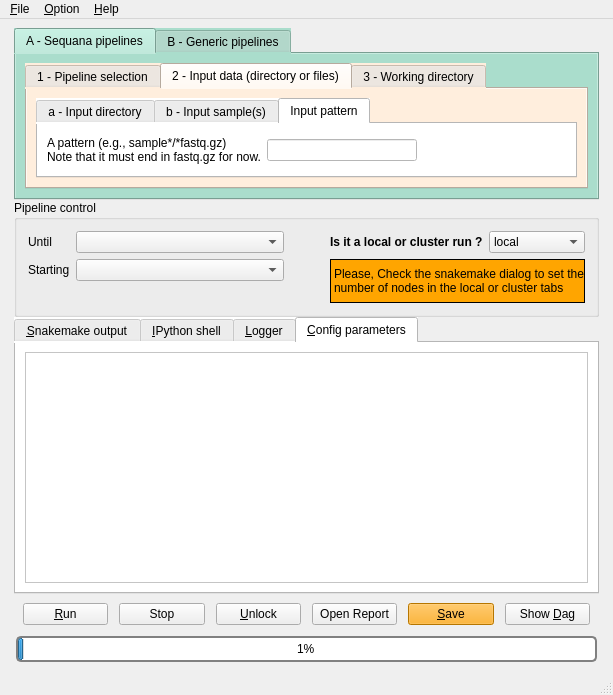
This is sequana/gui/mainwindow.ui in vladsaveliev/sequana as Qt 5 draws it before an edit. The edited form follows.
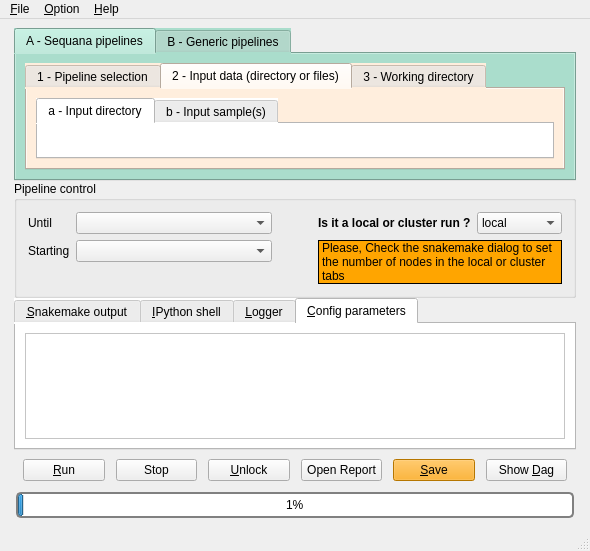
This is the edited form. The open tabs and pages were chosen to show the change.

Commit message: add pattern widgets + layout + toolstips

```diff
--- a/sequana/gui/mainwindow.ui
+++ b/sequana/gui/mainwindow.ui
@@ -6,8 +6,8 @@
    <rect>
     <x>0</x>
     <y>0</y>
-    <width>613</width>
-    <height>695</height>
+    <width>590</width>
+    <height>551</height>
    </rect>
   </property>
   <property name="sizePolicy">
@@ -47,7 +47,7 @@
       <item>
        <widget class="QTabWidget" name="tabs_pipeline">
         <property name="sizePolicy">
-         <sizepolicy hsizetype="Preferred" vsizetype="Fixed">
+         <sizepolicy hsizetype="Preferred" vsizetype="Preferred">
           <horstretch>0</horstretch>
           <verstretch>0</verstretch>
          </sizepolicy>
@@ -55,7 +55,7 @@
         <property name="minimumSize">
          <size>
           <width>0</width>
-          <height>118</height>
+          <height>151</height>
          </size>
         </property>
         <property name="toolTip">
@@ -186,6 +186,18 @@
                  <layout class="QHBoxLayout" name="horizontalLayout_2">
                   <item>
                    <widget class="QTabWidget" name="tabWidget">
+                    <property name="sizePolicy">
+                     <sizepolicy hsizetype="Expanding" vsizetype="Minimum">
+                      <horstretch>0</horstretch>
+                      <verstretch>0</verstretch>
+                     </sizepolicy>
+                    </property>
+                    <property name="minimumSize">
+                     <size>
+                      <width>0</width>
+                      <height>0</height>
+                     </size>
+                    </property>
                     <property name="toolTip">
                      <string>&lt;html&gt;&lt;head/&gt;&lt;body&gt;&lt;p&gt;Choose one of those tab as your input choice&lt;/p&gt;&lt;p&gt;&lt;br/&gt;&lt;/p&gt;&lt;p&gt;&lt;span style=&quot; font-weight:600;&quot;&gt;Left tab (Input directory):&lt;/span&gt; Automatically select all fastq.gz files found in the directory&lt;/p&gt;&lt;p&gt;&lt;span style=&quot; font-weight:600;&quot;&gt;Middle tab (Input Samples):&lt;/span&gt; Sometimes, only 1 or 2 files (paired) are required, use this tab in such situations&lt;/p&gt;&lt;p&gt;&lt;span style=&quot; font-weight:600;&quot;&gt;Right tab (Input pattern):&lt;/span&gt; Your samples may be in many sub directories, or you want to select only a sub set of files. Please provide a pattern with wildcards if you use this tab&lt;/p&gt;&lt;/body&gt;&lt;/html&gt;</string>
                     </property>
@@ -193,7 +205,7 @@
                      <string notr="true">background-color:white</string>
                     </property>
                     <property name="currentIndex">
-                     <number>2</number>
+                     <number>0</number>
                     </property>
                     <widget class="QWidget" name="tab_4">
                      <attribute name="title">
@@ -215,40 +227,6 @@
                       </item>
                      </layout>
                     </widget>
-                    <widget class="QWidget" name="tab_2">
-                     <attribute name="title">
-                      <string>Input pattern</string>
-                     </attribute>
-                     <layout class="QGridLayout" name="gridLayout_16">
-                      <item row="0" column="0">
-                       <layout class="QHBoxLayout" name="layout_sequana_input_pattern">
-                        <item>
-                         <widget class="QLabel" name="label_5">
-                          <property name="text">
-                           <string>&lt;html&gt;&lt;head/&gt;&lt;body&gt;&lt;p&gt;A pattern (e.g., sample*/*fastq.gz) &lt;br/&gt;Note that it must end in fastq.gz for now.&lt;/p&gt;&lt;/body&gt;&lt;/html&gt;</string>
-                          </property>
-                         </widget>
-                        </item>
-                        <item>
-                         <widget class="QLineEdit" name="lineEdit"/>
-                        </item>
-                        <item>
-                         <spacer name="horizontalSpacer_2">
-                          <property name="orientation">
-                           <enum>Qt::Horizontal</enum>
-                          </property>
-                          <property name="sizeHint" stdset="0">
-                           <size>
-                            <width>40</width>
-                            <height>20</height>
-                           </size>
-                          </property>
-                         </spacer>
-                        </item>
-                       </layout>
-                      </item>
-                     </layout>
-                    </widget>
                    </widget>
                   </item>
                  </layout>
@@ -353,7 +331,7 @@
         <property name="minimumSize">
          <size>
           <width>0</width>
-          <height>89</height>
+          <height>90</height>
          </size>
         </property>
         <property name="title">
@@ -620,8 +598,8 @@
               <rect>
                <x>0</x>
                <y>0</y>
-               <width>561</width>
-               <height>213</height>
+               <width>538</width>
+               <height>82</height>
               </rect>
              </property>
             </widget>
@@ -794,7 +772,7 @@
     <rect>
      <x>0</x>
      <y>0</y>
-     <width>613</width>
+     <width>590</width>
      <height>19</height>
     </rect>
    </property>
```
Left out of the diff: 2 changed lines with no effect on the pictures. The commit also changes 6 other files.
